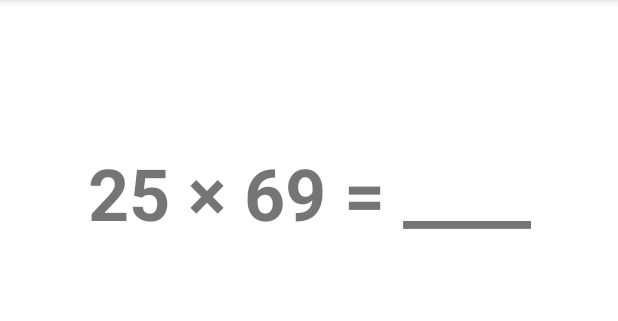
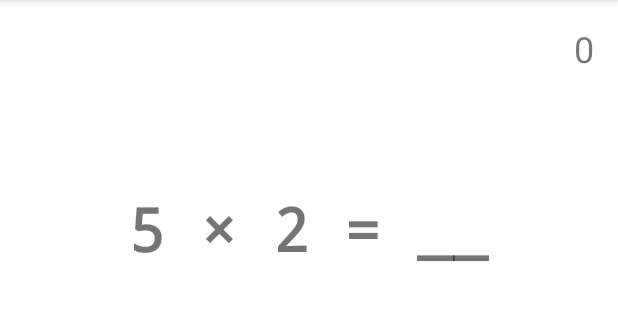
Before and after one commit to ods/Umnozhka, an Android app: the GameFragment screen opened through its navigation route, on a phone screen of 412 x 824 dp, the part 84-405 px from its top. Run offline under Robolectric (Android 15) with nearby library versions, the light colour scheme and no system bars; our stand-ins replace data binding.

Commit message:
Add state of game; switch to new exercise

```diff
--- a/app/src/main/java/com/github/ods/umnozhka/GameFragment.kt
+++ b/app/src/main/java/com/github/ods/umnozhka/GameFragment.kt
@@ -1,5 +1,6 @@
 package com.github.ods.umnozhka
 
+import android.graphics.Color
 import android.os.Bundle
 import android.util.Log
 import androidx.fragment.app.Fragment
@@ -28,6 +29,12 @@ class GameFragment : Fragment() {
         viewModel = ViewModelProvider(this).get(GameViewModel::class.java)
         binding.viewModel = viewModel
 
+        viewModel.state.observe(viewLifecycleOwner, Observer {
+            if (it != GameState.WAIT) {
+                viewModel.newExercise()
+            }
+        })
+
         return binding.root
     }
 }
--- a/app/src/main/java/com/github/ods/umnozhka/GameViewModel.kt
+++ b/app/src/main/java/com/github/ods/umnozhka/GameViewModel.kt
@@ -6,19 +6,32 @@ import androidx.lifecycle.ViewModel
 import kotlin.random.Random
 
 
+enum class GameState {
+    WAIT, WIN, LOSS
+}
+
 class GameViewModel : ViewModel() {
     private var number1 = 0
     private var number2 = 0
     private var correctAnswer = "0"
     private var userAnswer = ""
 
+    private val _state = MutableLiveData(GameState.WAIT)
+    val state: LiveData<GameState>
+        get() = _state
+
     private val _exerciseText = MutableLiveData("")
     val exerciseText: LiveData<String>
         get() = _exerciseText
 
+    private val _score = MutableLiveData(0)
+    val score: LiveData<Int>
+        get() = _score
+
     fun newExercise() {
-        number1 = Random.nextInt(2, 99)
-        number2 = Random.nextInt(2, 99)
+        _state.value = GameState.WAIT
+        number1 = Random.nextInt(2, 9)
+        number2 = Random.nextInt(2, 9)
         userAnswer = ""
         correctAnswer = (number1 * number2).toString()
         updateExerciseText()
@@ -34,9 +47,15 @@ class GameViewModel : ViewModel() {
     }
 
     fun onNumClicked(num: Int) {
-        if (userAnswer.length < correctAnswer.length) {
+        if (_state.value == GameState.WAIT) {
             userAnswer += num.toString()
             updateExerciseText()
+            if (userAnswer == correctAnswer) {
+                _state.value = GameState.WIN
+                _score.value = (_score.value ?: 0) + 1
+            } else if (!correctAnswer.startsWith(userAnswer)) {
+                _state.value = GameState.LOSS
+            }
         }
     }
 
--- a/app/src/main/res/layout/game_fragment.xml
+++ b/app/src/main/res/layout/game_fragment.xml
@@ -1,7 +1,7 @@
 <?xml version="1.0" encoding="utf-8"?>
 <layout xmlns:android="http://schemas.android.com/apk/res/android"
-    xmlns:tools="http://schemas.android.com/tools"
-    xmlns:app="http://schemas.android.com/apk/res-auto">
+    xmlns:app="http://schemas.android.com/apk/res-auto"
+    xmlns:tools="http://schemas.android.com/tools">
 
     <data>
 
@@ -25,15 +25,31 @@
             android:layout_weight="1">
 
             <TextView
-                android:id="@+id/exerciseView"
+                android:id="@+id/scoreView"
+                style="@style/ScoreText"
                 android:layout_width="wrap_content"
                 android:layout_height="wrap_content"
+                android:layout_marginTop="16dp"
+                android:layout_marginEnd="16dp"
+                android:text="@{viewModel.score.toString()}"
+                app:layout_constraintEnd_toEndOf="parent"
+                app:layout_constraintTop_toTopOf="parent"
+                tools:text="0" />
+
+            <TextView
+                android:id="@+id/exerciseView"
+                style="@style/ExerciseText"
+                android:layout_width="wrap_content"
+                android:layout_height="wrap_content"
+                android:layout_marginStart="16dp"
+                android:layout_marginTop="16dp"
+                android:layout_marginEnd="16dp"
+                android:layout_marginBottom="16dp"
                 android:text="@{viewModel.exerciseText}"
-                style="@style/ExerciseText"
                 app:layout_constraintBottom_toBottomOf="parent"
                 app:layout_constraintEnd_toEndOf="parent"
                 app:layout_constraintStart_toStartOf="parent"
-                app:layout_constraintTop_toTopOf="parent"
+                app:layout_constraintTop_toBottomOf="@+id/scoreView"
                 tools:text="98 × 76 = ____" />
         </androidx.constraintlayout.widget.ConstraintLayout>
 
@@ -42,9 +58,9 @@
             android:layout_height="0dp"
             android:layout_gravity="center"
             android:layout_weight="2"
+            android:padding="16dp"
             app:columnCount="@integer/num_pad_column_count"
-            app:orientation="horizontal"
-            android:padding="16dp">
+            app:orientation="horizontal">
 
             <androidx.appcompat.widget.AppCompatButton
                 style="@style/NumPadButton"
--- a/app/src/main/res/values/styles.xml
+++ b/app/src/main/res/values/styles.xml
@@ -26,9 +26,14 @@
         <item name="layout_rowWeight">1</item>
     </style>
 
-    <style name="ExerciseText">
-        <item name="android:textSize">48sp</item>
+    <style name="ScoreText" parent="Widget.MaterialComponents.TextView">
+        <item name="android:textSize">24sp</item>
+    </style>
+
+    <style name="ExerciseText" parent="Widget.MaterialComponents.TextView">
+        <item name="android:textSize">40sp</item>
         <item name="android:textStyle">bold</item>
+        <item name="android:typeface">monospace</item>
     </style>
 
 </resources>
```
